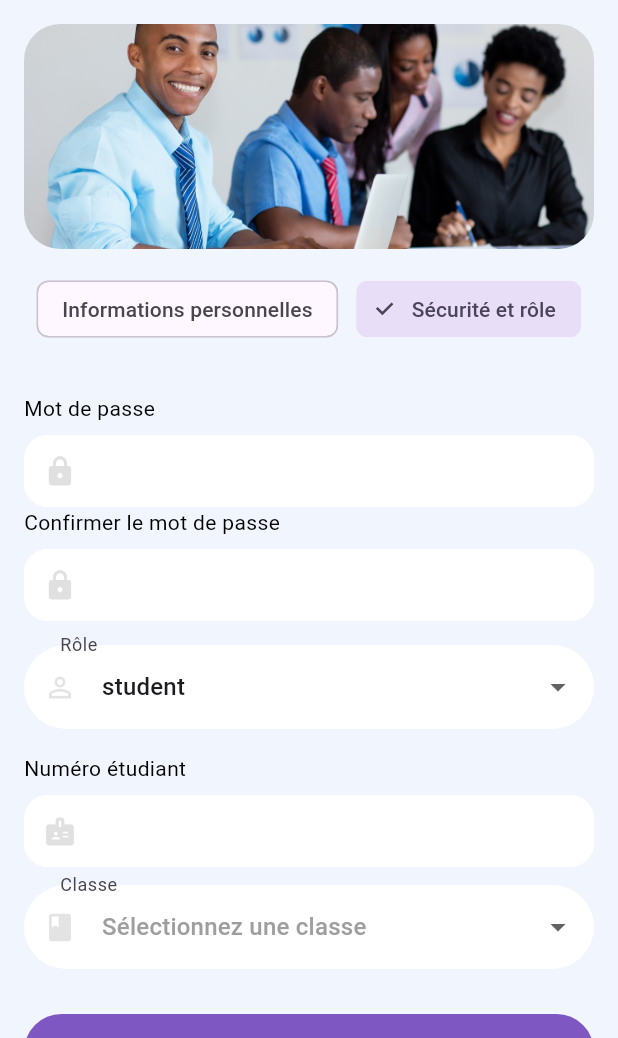
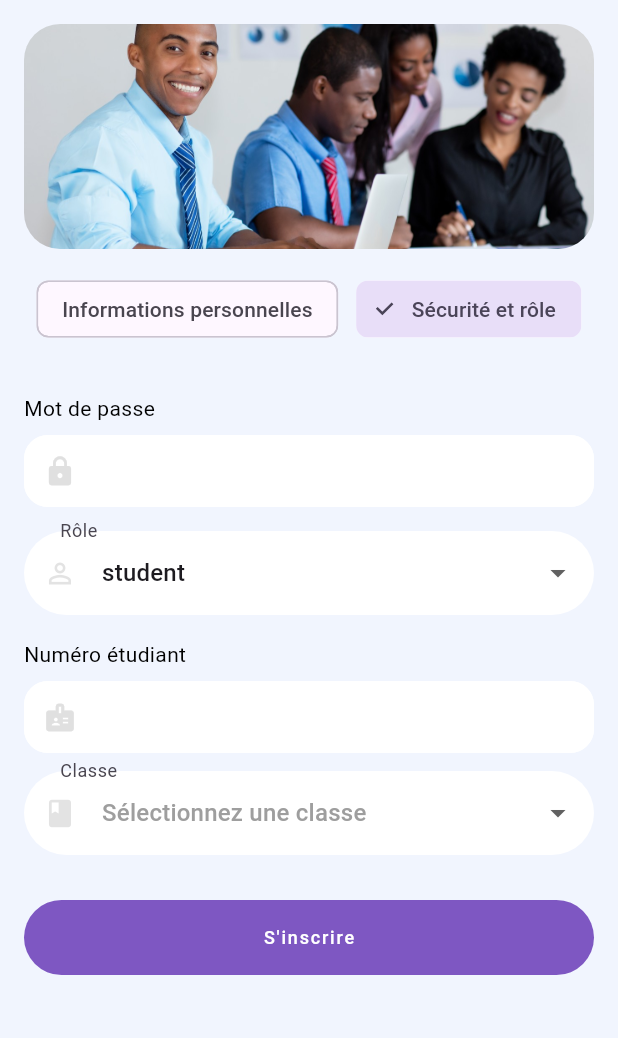
Before and after one commit to kteken10/flutter_school_app, a Flutter app: the RegisterScreen screen opened directly, after a tap on "Sécurité et rôle", on a phone screen of 412 x 824 dp, the part 198-1236 px from its top. Run offline on Flutter 3.47's test engine with Material 3 defaults, Android fonts, the light colour scheme and no system bars; our stand-ins replace cloud_firestore, file_picker, firebase_auth, firebase_core, firebase_messaging, firebase_storage and 3 more; missing offline and left inert: firebase_app_check; accounts and stored records are empty.

Commit message:
update register screen and controller

```diff
--- a/lib/screens/auth/register_screen.dart
+++ b/lib/screens/auth/register_screen.dart
@@ -15,6 +15,7 @@ class RegisterScreen extends StatefulWidget {
   @override
   State<RegisterScreen> createState() => _RegisterScreenState();
 }
+
 class _RegisterScreenState extends State<RegisterScreen> {
   final _formKey = GlobalKey<FormState>();
   late RegisterController _registerController;
@@ -90,36 +91,30 @@ class _RegisterScreenState extends State<RegisterScreen> {
                             InputField(
                               controller: controller.firstNameController,
                               label: 'Prénom',
-                              prefixIcon:  Icon(Icons.person,  color: Colors.grey[300],size: 22,),
+                              prefixIcon: Icon(Icons.person, color: Colors.grey[300], size: 22),
                               keyboardType: TextInputType.name,
                             ),
                             InputField(
                               controller: controller.lastNameController,
                               label: 'Nom',
-                              prefixIcon: Icon(Icons.person,  color: Colors.grey[300],size: 22,),
+                              prefixIcon: Icon(Icons.person, color: Colors.grey[300], size: 22),
                               keyboardType: TextInputType.name,
                             ),
                             InputField(
                               controller: controller.emailController,
                               label: 'Email',
-                              prefixIcon:  Icon(Icons.email,  color: Colors.grey[300],size: 22),
+                              prefixIcon: Icon(Icons.email, color: Colors.grey[300], size: 22),
                               keyboardType: TextInputType.emailAddress,
                             ),
                           ] else if (_formStep == 1) ...[
                             InputField(
                               controller: controller.passwordController,
                               label: 'Mot de passe',
-                              prefixIcon:  Icon(Icons.lock,  color: Colors.grey[300],size: 22),
+                              prefixIcon: Icon(Icons.lock, color: Colors.grey[300], size: 22),
                               keyboardType: TextInputType.visiblePassword,
                               obscureText: true,
                             ),
-                            InputField(
-                              controller: controller.confirmPasswordController,
-                              label: 'Confirmer le mot de passe',
-                              prefixIcon:  Icon(Icons.lock,  color: Colors.grey[300],size: 22,),
-                              keyboardType: TextInputType.visiblePassword,
-                              obscureText: true,
-                            ),
+
                             const SizedBox(height: 16),
                             RoleDropdown(
                               value: controller.selectedRole,
@@ -135,7 +130,7 @@ class _RegisterScreenState extends State<RegisterScreen> {
                               InputField(
                                 controller: controller.studentIdController,
                                 label: 'Numéro étudiant',
-                                prefixIcon:  Icon(Icons.badge, color: Colors.grey[300],size: 22,),
+                                prefixIcon: Icon(Icons.badge, color: Colors.grey[300], size: 22),
                                 keyboardType: TextInputType.text,
                               ),
                               const SizedBox(height: 12),
--- a/lib/ui/controller/register_controller.dart
+++ b/lib/ui/controller/register_controller.dart
@@ -6,7 +6,7 @@ import '../../services/class_service.dart';
 class RegisterController with ChangeNotifier {
   final TextEditingController emailController = TextEditingController();
   final TextEditingController passwordController = TextEditingController();
-  final TextEditingController confirmPasswordController = TextEditingController();
+  // Suppression du confirmPasswordController
   final TextEditingController firstNameController = TextEditingController();
   final TextEditingController lastNameController = TextEditingController();
   final TextEditingController studentIdController = TextEditingController();
@@ -50,10 +50,6 @@ class RegisterController with ChangeNotifier {
   }
 
   Future<bool> register(AuthService authService) async {
-    if (passwordController.text != confirmPasswordController.text) {
-      return false;
-    }
-
     _isLoading = true;
     notifyListeners();
 
@@ -85,7 +81,7 @@ class RegisterController with ChangeNotifier {
   void dispose() {
     emailController.dispose();
     passwordController.dispose();
-    confirmPasswordController.dispose();
+    // Suppression du dispose pour confirmPasswordController
     firstNameController.dispose();
     lastNameController.dispose();
     studentIdController.dispose();
```
